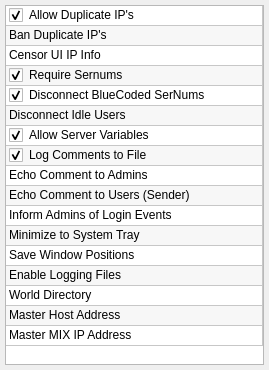
This is ui/widgets/settingswidget.ui in StarixWoS/ReMix as Qt 5 draws it before an edit. The edited form follows.
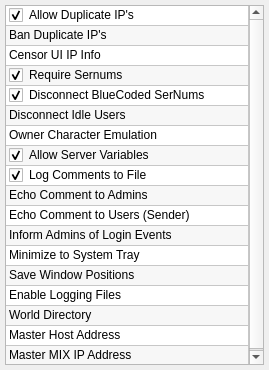
This is the edited form.

What changed in the file:
```diff
--- a/ui/widgets/settingswidget.ui
+++ b/ui/widgets/settingswidget.ui
@@ -194,6 +194,11 @@
        <string>16</string>
       </property>
      </row>
+     <row>
+      <property name="text">
+       <string>17</string>
+      </property>
+     </row>
      <column>
       <property name="text">
        <string>Options: ( Double-click to enable or disable )</string>
@@ -264,18 +269,18 @@
      </item>
      <item row="6" column="0">
       <property name="text">
-       <string>Allow Server Variables</string>
+       <string>Owner Character Emulation</string>
       </property>
       <property name="toolTip">
        <string>Users will be able to freely read and edit server variables.</string>
       </property>
       <property name="checkState">
-       <enum>Checked</enum>
+       <enum>Unchecked</enum>
       </property>
      </item>
      <item row="7" column="0">
       <property name="text">
-       <string>Log Comments to File</string>
+       <string>Allow Server Variables</string>
       </property>
       <property name="toolTip">
        <string>Comments sent to the server by Users will be logged to file.</string>
@@ -286,18 +291,18 @@
      </item>
      <item row="8" column="0">
       <property name="text">
-       <string>Echo Comment to Admins</string>
+       <string>Log Comments to File</string>
       </property>
       <property name="toolTip">
        <string>Comments sent to the Server will be forwarded to online Remote Administrators.</string>
       </property>
       <property name="checkState">
-       <enum>Unchecked</enum>
+       <enum>Checked</enum>
       </property>
      </item>
      <item row="9" column="0">
       <property name="text">
-       <string>Echo Comment to Users (Sender)</string>
+       <string>Echo Comment to Admins</string>
       </property>
       <property name="toolTip">
        <string>Comments to the server will be forwarded back to the User.</string>
@@ -308,7 +313,7 @@
      </item>
      <item row="10" column="0">
       <property name="text">
-       <string>Inform Admins of Login Events</string>
+       <string>Echo Comment to Users (Sender)</string>
       </property>
       <property name="toolTip">
        <string>Remote Administrators currently connected will be informed when a Remote Administrator logs in.</string>
@@ -319,7 +324,7 @@
      </item>
      <item row="11" column="0">
       <property name="text">
-       <string>Minimize to System Tray</string>
+       <string>Inform Admins of Login Events</string>
       </property>
       <property name="toolTip">
        <string>The complete server dialog will be minimized to the notification bar if possible.</string>
@@ -330,7 +335,7 @@
      </item>
      <item row="12" column="0">
       <property name="text">
-       <string>Save Window Positions</string>
+       <string>Minimize to System Tray</string>
       </property>
       <property name="toolTip">
        <string>All dialog positions and sizes will be stored to file.</string>
@@ -341,7 +346,7 @@
      </item>
      <item row="13" column="0">
       <property name="text">
-       <string>Enable Logging Files</string>
+       <string>Save Window Positions</string>
       </property>
       <property name="toolTip">
        <string>All Ban, Mute, Disconnect, Usage, and UPNP logs will be logged to file.</string>
@@ -352,6 +357,17 @@
      </item>
      <item row="14" column="0">
       <property name="text">
+       <string>Enable Logging Files</string>
+      </property>
+      <property name="toolTip">
+       <string>All Ban, Mute, Disconnect, Usage, and UPNP logs will be logged to file.</string>
+      </property>
+      <property name="checkState">
+       <enum>Unchecked</enum>
+      </property>
+     </item>
+     <item row="15" column="0">
+      <property name="text">
        <string>World Directory</string>
       </property>
       <property name="toolTip">
@@ -361,7 +377,7 @@
        <enum>Unchecked</enum>
       </property>
      </item>
-     <item row="15" column="0">
+     <item row="16" column="0">
       <property name="text">
        <string>Master Host Address</string>
       </property>
@@ -372,7 +388,7 @@
        <enum>Unchecked</enum>
       </property>
      </item>
-     <item row="16" column="0">
+     <item row="17" column="0">
       <property name="text">
        <string>Master MIX IP Address</string>
       </property>
```
Left out of the diff: 36 changed lines with no effect on the pictures.
